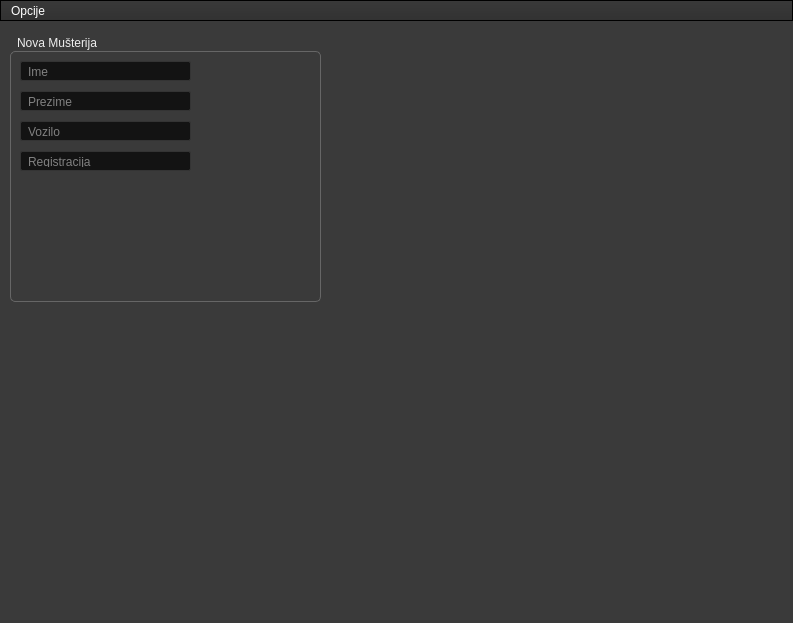
This is untitled.ui in 4ntim4tter/Budget-Flow as Qt 5 draws it before an edit. The edited form follows.
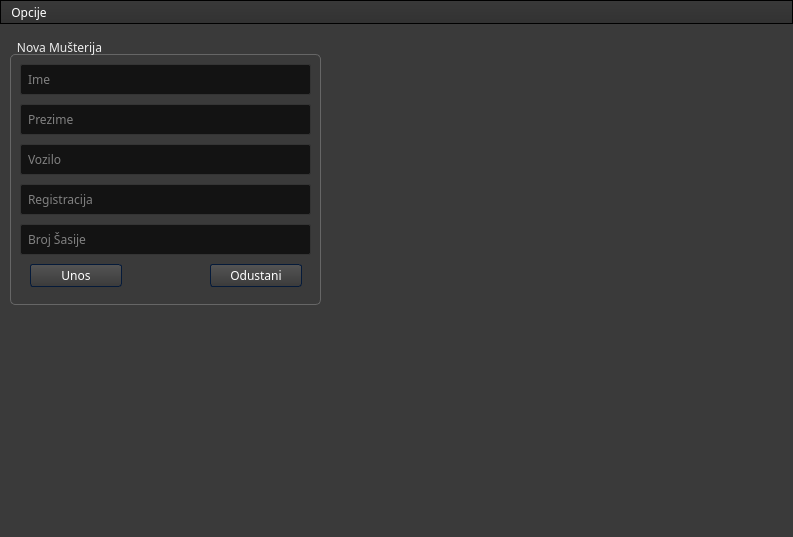
This is the edited form. Icons and pictures are not drawn.

Commit message: figured out connecting signals

Patch:
```diff
--- a/untitled.ui
+++ b/untitled.ui
@@ -7,15 +7,9 @@
     <x>0</x>
     <y>0</y>
     <width>793</width>
-    <height>623</height>
+    <height>537</height>
    </rect>
   </property>
-  <property name="sizePolicy">
-   <sizepolicy hsizetype="Fixed" vsizetype="Preferred">
-    <horstretch>0</horstretch>
-    <verstretch>0</verstretch>
-   </sizepolicy>
-  </property>
   <property name="minimumSize">
    <size>
     <width>320</width>
@@ -28,14 +22,6 @@
     <height>1080</height>
    </size>
   </property>
-  <property name="font">
-   <font>
-    <family>Audiowide</family>
-   </font>
-  </property>
-  <property name="mouseTracking">
-   <bool>true</bool>
-  </property>
   <property name="windowTitle">
    <string>Budget Flow</string>
   </property>
@@ -1039,6 +1025,12 @@
       <height>271</height>
      </rect>
     </property>
+    <property name="font">
+     <font>
+      <family>Audiowide</family>
+      <pointsize>9</pointsize>
+     </font>
+    </property>
     <property name="title">
      <string>Nova Mušterija</string>
     </property>
@@ -1055,11 +1047,17 @@
      <property name="geometry">
       <rect>
        <x>10</x>
-       <y>60</y>
-       <width>171</width>
-       <height>20</height>
+       <y>70</y>
+       <width>291</width>
+       <height>31</height>
       </rect>
      </property>
+     <property name="font">
+      <font>
+       <family>Audiowide</family>
+       <pointsize>9</pointsize>
+      </font>
+     </property>
      <property name="placeholderText">
       <string>Prezime</string>
      </property>
@@ -1069,10 +1067,16 @@
       <rect>
        <x>10</x>
        <y>30</y>
-       <width>171</width>
-       <height>20</height>
+       <width>291</width>
+       <height>31</height>
       </rect>
      </property>
+     <property name="font">
+      <font>
+       <family>Audiowide</family>
+       <pointsize>9</pointsize>
+      </font>
+     </property>
      <property name="placeholderText">
       <string>Ime</string>
      </property>
@@ -1081,11 +1085,17 @@
      <property name="geometry">
       <rect>
        <x>10</x>
-       <y>90</y>
-       <width>171</width>
-       <height>20</height>
+       <y>110</y>
+       <width>291</width>
+       <height>31</height>
       </rect>
      </property>
+     <property name="font">
+      <font>
+       <family>Audiowide</family>
+       <pointsize>9</pointsize>
+      </font>
+     </property>
      <property name="dragEnabled">
       <bool>false</bool>
      </property>
@@ -1097,11 +1107,17 @@
      <property name="geometry">
       <rect>
        <x>10</x>
-       <y>120</y>
-       <width>171</width>
-       <height>20</height>
+       <y>150</y>
+       <width>291</width>
+       <height>31</height>
       </rect>
      </property>
+     <property name="font">
+      <font>
+       <family>Audiowide</family>
+       <pointsize>9</pointsize>
+      </font>
+     </property>
      <property name="text">
       <string/>
      </property>
@@ -1112,6 +1128,69 @@
       <string>Registracija</string>
      </property>
     </widget>
+    <widget class="QLineEdit" name="add_customer_chasis">
+     <property name="geometry">
+      <rect>
+       <x>10</x>
+       <y>190</y>
+       <width>291</width>
+       <height>31</height>
+      </rect>
+     </property>
+     <property name="font">
+      <font>
+       <family>Audiowide</family>
+       <pointsize>9</pointsize>
+      </font>
+     </property>
+     <property name="text">
+      <string/>
+     </property>
+     <property name="dragEnabled">
+      <bool>false</bool>
+     </property>
+     <property name="placeholderText">
+      <string>Broj Šasije</string>
+     </property>
+    </widget>
+    <widget class="QPushButton" name="save_new_customer_button">
+     <property name="geometry">
+      <rect>
+       <x>20</x>
+       <y>230</y>
+       <width>92</width>
+       <height>23</height>
+      </rect>
+     </property>
+     <property name="font">
+      <font>
+       <family>Audiowide</family>
+       <pointsize>9</pointsize>
+      </font>
+     </property>
+     <property name="text">
+      <string>Unos</string>
+     </property>
+    </widget>
+    <widget class="QPushButton" name="cancel_new_customer_button">
+     <property name="geometry">
+      <rect>
+       <x>200</x>
+       <y>230</y>
+       <width>92</width>
+       <height>23</height>
+      </rect>
+     </property>
+     <property name="font">
+      <font>
+       <family>Audiowide</family>
+       <pointsize>9</pointsize>
+      </font>
+     </property>
+     <property name="text">
+      <string>Odustani</string>
+     </property>
+    </widget>
    </widget>
   </widget>
   <widget class="QStatusBar" name="statusBar"/>
@@ -1124,14 +1203,19 @@
      <height>23</height>
     </rect>
    </property>
-   <widget class="QMenu" name="menuOpcije">
+   <property name="font">
+    <font>
+     <family>Audiowide</family>
+    </font>
+   </property>
+   <widget class="QMenu" name="menu_options">
     <property name="title">
      <string>Opcije</string>
     </property>
     <addaction name="action_open_add_customer"/>
     <addaction name="action_open_search_customer"/>
    </widget>
-   <addaction name="menuOpcije"/>
+   <addaction name="menu_options"/>
   </widget>
   <action name="action_open_add_customer">
    <property name="checkable">
```
Left out of the diff: 79 changed lines with no effect on the pictures. The commit also changes 2 other files.
